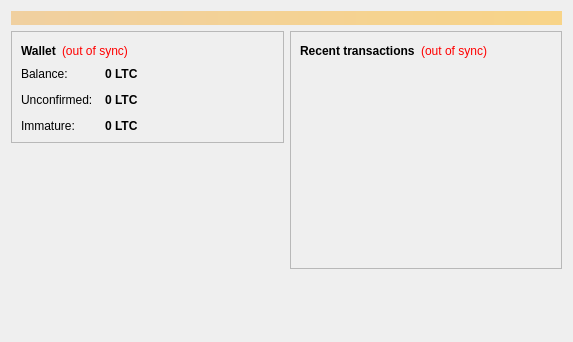
First picture: the form in src/qt/forms/overviewpage.ui, repository alexanderdivos/c2coin, before the edit.
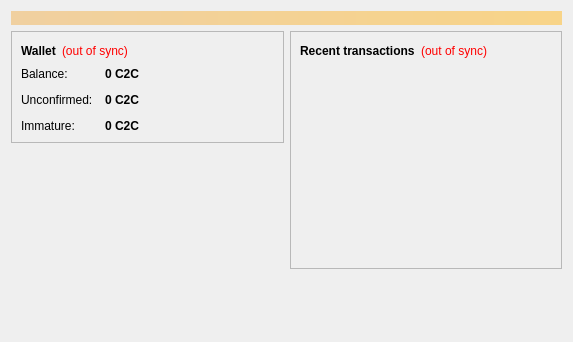
Second picture: the form after the edit.

Diff of the .ui file:
```diff
--- a/src/qt/forms/overviewpage.ui
+++ b/src/qt/forms/overviewpage.ui
@@ -122,7 +122,7 @@
                <string>Your current balance</string>
               </property>
               <property name="text">
-               <string notr="true">0 LTC</string>
+               <string notr="true">0 C2C</string>
               </property>
               <property name="textInteractionFlags">
                <set>Qt::LinksAccessibleByMouse|Qt::TextSelectableByKeyboard|Qt::TextSelectableByMouse</set>
@@ -151,7 +151,7 @@
                <string>Total of transactions that have yet to be confirmed, and do not yet count toward the current balance</string>
               </property>
               <property name="text">
-               <string notr="true">0 LTC</string>
+               <string notr="true">0 C2C</string>
               </property>
               <property name="textInteractionFlags">
                <set>Qt::LinksAccessibleByMouse|Qt::TextSelectableByKeyboard|Qt::TextSelectableByMouse</set>
@@ -177,7 +177,7 @@
                <string>Mined balance that has not yet matured</string>
               </property>
               <property name="text">
-               <string notr="true">0 LTC</string>
+               <string notr="true">0 C2C</string>
               </property>
               <property name="textInteractionFlags">
                <set>Qt::LinksAccessibleByMouse|Qt::TextSelectableByKeyboard|Qt::TextSelectableByMouse</set>
```
